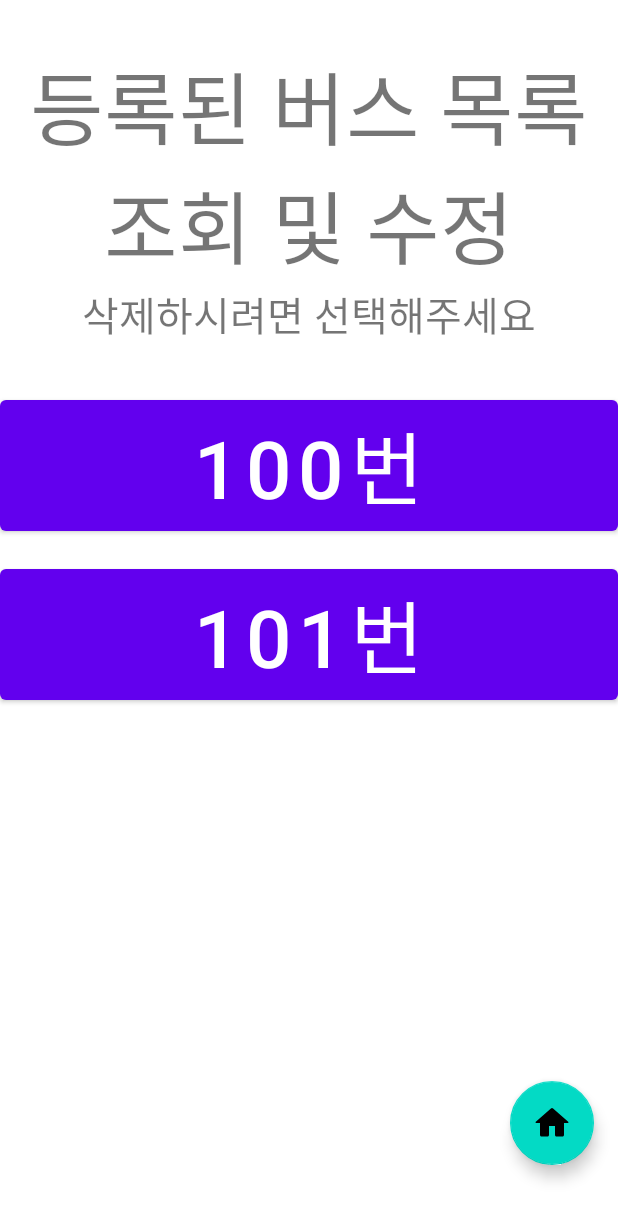
After one commit to hoyeong-s/B_Us, an Android app: the Alarm screen opened directly, with no data from a screen before it, on a phone screen of 412 x 824 dp. The commit adds this screen. Shown: the top 1220 px of the screen. Run offline under Robolectric (Android 15) with nearby library versions, the phone set to English and light mode, and no system bars.

Commit message:
[feat] Regist, Alarm page

```diff
--- a/app/build.gradle
+++ b/app/build.gradle
@@ -31,6 +31,7 @@ dependencies {
     implementation 'androidx.appcompat:appcompat:1.3.1'
     implementation 'com.google.android.material:material:1.4.0'
     implementation 'androidx.constraintlayout:constraintlayout:2.1.1'
+    implementation 'androidx.legacy:legacy-support-v4:1.0.0'
     testImplementation 'junit:junit:4.+'
     androidTestImplementation 'androidx.test.ext:junit:1.1.3'
     androidTestImplementation 'androidx.test.espresso:espresso-core:3.4.0'
--- a/app/src/main/AndroidManifest.xml
+++ b/app/src/main/AndroidManifest.xml
@@ -22,6 +22,8 @@
                 <category android:name="android.intent.category.LAUNCHER" />
             </intent-filter>
                    </activity>
+        <activity android:name=".BusList" />
+        <activity android:name=".Alarm" />
     </application>
     <uses-permission android:name="android.permission.INTERNET" />
     <uses-permission android:name="android.permission.RECORD_AUDIO" />
--- /dev/null
+++ b/app/src/main/java/ssafy/third/bus/Alarm.java
@@ -0,0 +1,76 @@
+package ssafy.third.bus;
+
+import static ssafy.third.bus.Home.getAppContext;
+
+import android.content.Intent;
+import android.os.Bundle;
+import android.util.Log;
+import android.view.View;
+import android.widget.TextView;
+
+import androidx.appcompat.app.AppCompatActivity;
+import androidx.recyclerview.widget.LinearLayoutManager;
+import androidx.recyclerview.widget.RecyclerView;
+
+import com.google.android.material.floatingactionbutton.FloatingActionButton;
+
+import java.util.ArrayList;
+
+import ssafy.third.bus.function.TTS;
+
+public class Alarm extends AppCompatActivity implements Alarm_Adapter.OnBtnClickListener{
+    //TODO
+    //String 외의 다른 형으로 받을 경우 Alarm_Adapter도 수정해줘야함
+    ArrayList<String> list;
+    Alarm_Adapter adapter;
+    RecyclerView recyclerView;
+    TextView emptyView;
+    FloatingActionButton fab;
+    TTS tts = new TTS();
+
+    @Override
+    protected void onCreate(Bundle savedInstanceState) {
+        super.onCreate(savedInstanceState);
+        setContentView(R.layout.activity_alarm);
+
+        list = new ArrayList<>();
+        list.add("100번");
+        list.add("101번");
+
+        adapter = new Alarm_Adapter(list,this);
+
+        recyclerView = findViewById(R.id.recyclerView);
+        recyclerView.setLayoutManager(new LinearLayoutManager(this));
+
+        recyclerView.setAdapter(adapter);
+        emptyView = findViewById(R.id.empty_view);
+        fab = findViewById(R.id.fab);
+
+        onchanged();
+
+        fab.setOnClickListener(new View.OnClickListener() {
+            public void onClick(View v) {
+                Intent intent = new Intent(getAppContext(),Home.class);
+                startActivity(intent);
+                tts.speakOut("메인페이지로 이동합니다");
+            }
+        });
+    }
+
+    public void onchanged() {
+        if(list.size()==0){
+            recyclerView.setVisibility(View.GONE);
+            emptyView.setVisibility(View.VISIBLE);
+        }else{
+            recyclerView.setVisibility(View.VISIBLE);
+            emptyView.setVisibility(View.GONE);
+        }
+    }
+
+    @Override
+    public void onDeleteBtnClick(int position) {
+        list.remove(position);
+        adapter.notifyItemRemoved(position);
+        onchanged();
+    }
+}
--- /dev/null
+++ b/app/src/main/java/ssafy/third/bus/Alarm_Adapter.java
@@ -0,0 +1,82 @@
+package ssafy.third.bus;
+
+import android.content.Context;
+import android.util.Log;
+import android.view.LayoutInflater;
+import android.view.View;
+import android.view.ViewGroup;
+import android.widget.Button;
+import android.widget.TextView;
+
+import androidx.annotation.NonNull;
+import androidx.recyclerview.widget.RecyclerView;
+
+import java.util.ArrayList;
+import java.util.List;
+
+import ssafy.third.bus.function.TTS;
+
+public class Alarm_Adapter extends RecyclerView.Adapter {
+    List<String> myModelList;
+    OnBtnClickListener mOnBtnClickListener;
+    public Alarm_Adapter(List<String> myModelList,OnBtnClickListener mOnBtnClickListener) {
+        this.myModelList = myModelList;
+        this.mOnBtnClickListener = mOnBtnClickListener;
+    }
+
+    @NonNull
+    @Override
+    public RecyclerView.ViewHolder onCreateViewHolder(@NonNull ViewGroup parent, int viewType) {
+        LayoutInflater layoutInflater = LayoutInflater.from(parent.getContext());
+        View view = layoutInflater.inflate(R.layout.buslist_layout,parent,false);
+        return new myViewHolder(view,mOnBtnClickListener);
+    }
+
+
+    @Override
+    public void onBindViewHolder(@NonNull RecyclerView.ViewHolder holder, int position) {
+        ((myViewHolder)holder).btn.setText(myModelList.get(position));
+    }
+
+
+    @Override
+    public int getItemCount() {
+        return myModelList.size();
+    }
+
+    public class myViewHolder extends RecyclerView.ViewHolder implements View.OnClickListener {
+        Button btn;
+        TTS tts = new TTS();
+        OnBtnClickListener mOnBtnClickListener;
+        public myViewHolder(@NonNull View itemView , final OnBtnClickListener mOnBtnClickListener) {
+            super(itemView);
+            btn = itemView.findViewById(R.id.button);
+            this.mOnBtnClickListener = mOnBtnClickListener;
+
+            btn.setOnClickListener(new View.OnClickListener() {
+                @Override
+                public void onClick(View v) {
+                    if (mOnBtnClickListener != null){
+                        int position = getAdapterPosition();
+                        Button b = (Button) v;
+                        //TODO
+                        //DB에 버스 삭제
+                        tts.speakOut(b.getText().toString()+" 버스를 삭제했습니다 ");
+                        if (position != RecyclerView.NO_POSITION){
+                            mOnBtnClickListener.onDeleteBtnClick(position);
+                        }
+                    }
+                }
+            });
+        }
+
+        @Override
+        public void onClick(View v) {
+
+        }
+    }
+
+    public interface OnBtnClickListener{
+        void onDeleteBtnClick(int position);
+    }
+}
--- /dev/null
+++ b/app/src/main/res/drawable/icon_home.xml
@@ -0,0 +1,9 @@
+<vector xmlns:android="http://schemas.android.com/apk/res/android" xmlns:aapt="http://schemas.android.com/aapt"
+    android:viewportWidth="24"
+    android:viewportHeight="24"
+    android:width="48dp"
+    android:height="48dp">
+    <path
+        android:pathData="M12 2A1 1 0 0 0 11.289062 2.296875L1.203125 11.097656A0.5 0.5 0 0 0 1 11.5A0.5 0.5 0 0 0 1.5 12L4 12L4 20C4 20.552 4.448 21 5 21L9 21C9.552 21 10 20.552 10 20L10 14L14 14L14 20C14 20.552 14.448 21 15 21L19 21C19.552 21 20 20.552 20 20L20 12L22.5 12A0.5 0.5 0 0 0 23 11.5A0.5 0.5 0 0 0 22.796875 11.097656L12.716797 2.3027344A1 1 0 0 0 12.710938 2.296875A1 1 0 0 0 12 2z"
+        android:fillColor="#00CDFF" />
+</vector>
--- /dev/null
+++ b/app/src/main/res/layout/activity_alarm.xml
@@ -0,0 +1,74 @@
+<?xml version="1.0" encoding="utf-8"?>
+<LinearLayout xmlns:android="http://schemas.android.com/apk/res/android"
+    xmlns:app="http://schemas.android.com/apk/res-auto"
+    xmlns:tools="http://schemas.android.com/tools"
+    android:layout_width="match_parent"
+    android:layout_height="match_parent"
+    android:orientation="vertical"
+    tools:context=".Alarm">
+
+    <LinearLayout
+        android:layout_width="match_parent"
+        android:layout_height="wrap_content"
+        android:orientation="vertical"
+        android:gravity="center"
+        android:layout_gravity="center"
+        android:layout_weight="1"
+        >
+        <TextView
+            android:id="@+id/list_text"
+            android:gravity="center"
+            android:layout_gravity="center"
+            android:layout_width="wrap_content"
+            android:layout_height="wrap_content"
+            android:text="등록된 버스 목록 조회 및 수정"
+            android:textSize="80px"
+            />
+        <TextView
+            android:id="@+id/list1_text"
+            android:gravity="center"
+            android:layout_gravity="center"
+            android:layout_width="wrap_content"
+            android:layout_height="wrap_content"
+            android:text="삭제하시려면 선택해주세요"
+            android:textSize="40px"
+            />
+    </LinearLayout>
+
+    <androidx.recyclerview.widget.RecyclerView
+        android:id="@+id/recyclerView"
+        android:layout_width="match_parent"
+        android:layout_height="wrap_content"
+        android:layout_gravity="center"
+        android:layout_weight="3"
+        android:gravity="center"
+        android:visibility="gone" />
+
+    <TextView
+        android:id="@+id/empty_view"
+        android:layout_width="match_parent"
+        android:layout_height="wrap_content"
+        android:layout_marginBottom="300dp"
+        android:layout_weight="3"
+        android:gravity="center"
+        android:text="등록된 버스가 없습니다."
+        android:textSize="60px"
+        android:visibility="visible" />
+
+    <LinearLayout
+        android:layout_width="match_parent"
+        android:layout_height="wrap_content"
+        android:gravity="end"
+        android:layout_weight="1">
+
+        <com.google.android.material.floatingactionbutton.FloatingActionButton
+            android:id="@+id/fab"
+            android:layout_width="wrap_content"
+            android:layout_height="wrap_content"
+            android:layout_gravity="end|center_vertical"
+            android:layout_margin="16dp"
+            android:src="@drawable/icon_home"
+            app:fabSize="normal" />
+    </LinearLayout>
+
+</LinearLayout>
--- /dev/null
+++ b/app/src/main/res/layout/buslist_layout.xml
@@ -0,0 +1,13 @@
+<?xml version="1.0" encoding="utf-8"?>
+<LinearLayout xmlns:android="http://schemas.android.com/apk/res/android"
+    android:layout_width="match_parent"
+    android:layout_height="wrap_content">
+
+    <Button
+        android:id="@+id/button"
+        android:layout_width="wrap_content"
+        android:layout_height="wrap_content"
+        android:layout_weight="1"
+        android:layout_marginBottom="20px"
+        android:textSize="80px"/>
+</LinearLayout>
--- a/app/src/main/res/values-night/themes.xml
+++ b/app/src/main/res/values-night/themes.xml
@@ -12,5 +12,6 @@
         <!-- Status bar color. -->
         <item name="android:statusBarColor" tools:targetApi="l">?attr/colorPrimaryVariant</item>
         <!-- Customize your theme here. -->
+        <item name="windowNoTitle">true</item>
     </style>
 </resources>
--- a/app/src/main/res/values/strings.xml
+++ b/app/src/main/res/values/strings.xml
@@ -1,3 +1,5 @@
 <resources>
     <string name="app_name">bus</string>
+    <!-- TODO: Remove or change this placeholder text -->
+    <string name="hello_blank_fragment">Hello blank fragment</string>
 </resources>
--- a/app/src/main/res/values/themes.xml
+++ b/app/src/main/res/values/themes.xml
@@ -12,5 +12,6 @@
         <!-- Status bar color. -->
         <item name="android:statusBarColor" tools:targetApi="l">?attr/colorPrimaryVariant</item>
         <!-- Customize your theme here. -->
+        <item name="windowNoTitle">true</item>
     </style>
 </resources>
```
Also changed, not shown: app/src/main/java/ssafy/third/bus/BusList.java (added, +72 -0 lines), app/src/main/java/ssafy/third/bus/BusList_Adapter.java (added, +83 -0 lines), app/src/main/java/ssafy/third/bus/Home.java (+29 -1 lines), app/src/main/res/layout/activity_buslist.xml (added, +62 -0 lines), app/src/main/res/layout/activity_home.xml (+10 -1 lines).
